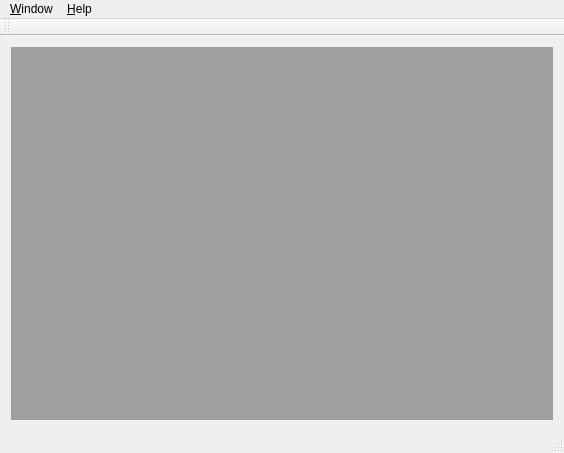
Quenii/ADCEVM, file soft/zebra-tester/mainwindow.ui: the form before one commit.
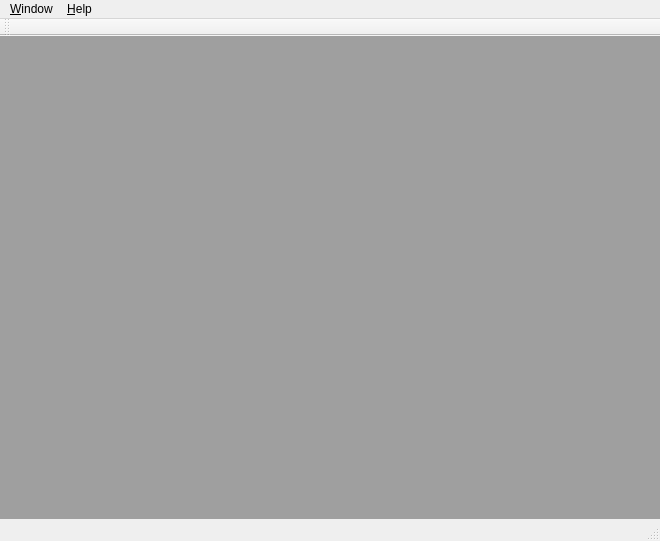
The form after the commit.

Diff of the .ui file:
```diff
--- a/soft/zebra-tester/mainwindow.ui
+++ b/soft/zebra-tester/mainwindow.ui
@@ -6,8 +6,8 @@
    <rect>
     <x>0</x>
     <y>0</y>
-    <width>564</width>
-    <height>453</height>
+    <width>660</width>
+    <height>541</height>
    </rect>
   </property>
   <property name="windowTitle">
@@ -15,6 +15,12 @@
   </property>
   <widget class="QWidget" name="centralWidget">
    <layout class="QGridLayout" name="gridLayout">
+    <property name="margin">
+     <number>0</number>
+    </property>
+    <property name="spacing">
+     <number>0</number>
+    </property>
     <item row="0" column="0">
      <widget class="QMdiArea" name="mdiArea"/>
     </item>
@@ -25,7 +31,7 @@
     <rect>
      <x>0</x>
      <y>0</y>
-     <width>564</width>
+     <width>660</width>
      <height>20</height>
     </rect>
    </property>
```
